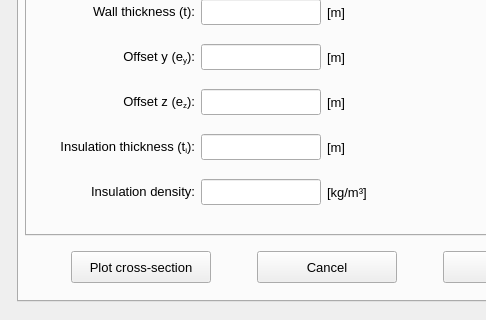
Above: pulse/interface/data/ui_files/model/setup/cross_section/cross_section_widget.ui from open-pulse/OpenPulse before the change; both pictures show x 0 to 486 and y 216 to 536 of the 654 by 536 pixel window. Below: the same form after it.
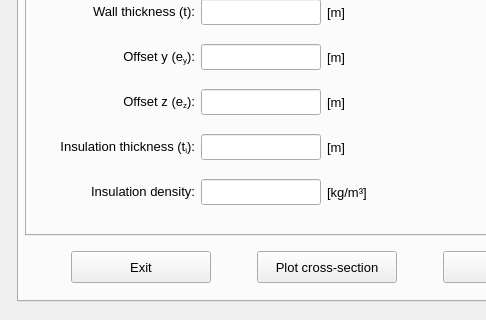
That is the form after the change. Icons and pictures are not drawn.

Commit message: Replace the button text "Cancel" by "Exit"

Patch:
```diff
--- a/pulse/interface/data/ui_files/model/setup/cross_section/cross_section_widget.ui
+++ b/pulse/interface/data/ui_files/model/setup/cross_section/cross_section_widget.ui
@@ -123,7 +123,7 @@
           <property name="spacing">
            <number>4</number>
           </property>
-          <item row="0" column="0">
+          <item row="0" column="1">
            <widget class="QPushButton" name="pushButton_plot_pipe_cross_section">
             <property name="sizePolicy">
              <sizepolicy hsizetype="Minimum" vsizetype="Fixed">
@@ -197,8 +197,8 @@
             </property>
            </widget>
           </item>
-          <item row="0" column="1">
-           <widget class="QPushButton" name="pushButton_cancel_pipe">
+          <item row="0" column="0">
+           <widget class="QPushButton" name="pushButton_exit_pipe">
             <property name="minimumSize">
              <size>
               <width>140</width>
@@ -224,7 +224,7 @@
              <string notr="true"/>
             </property>
             <property name="text">
-             <string>Cancel</string>
+             <string>Exit</string>
             </property>
             <property name="shortcut">
              <string>Ctrl+Return</string>
```
Left out of the diff: 12 changed lines with no effect on the pictures. The commit also changes 75 other files.
